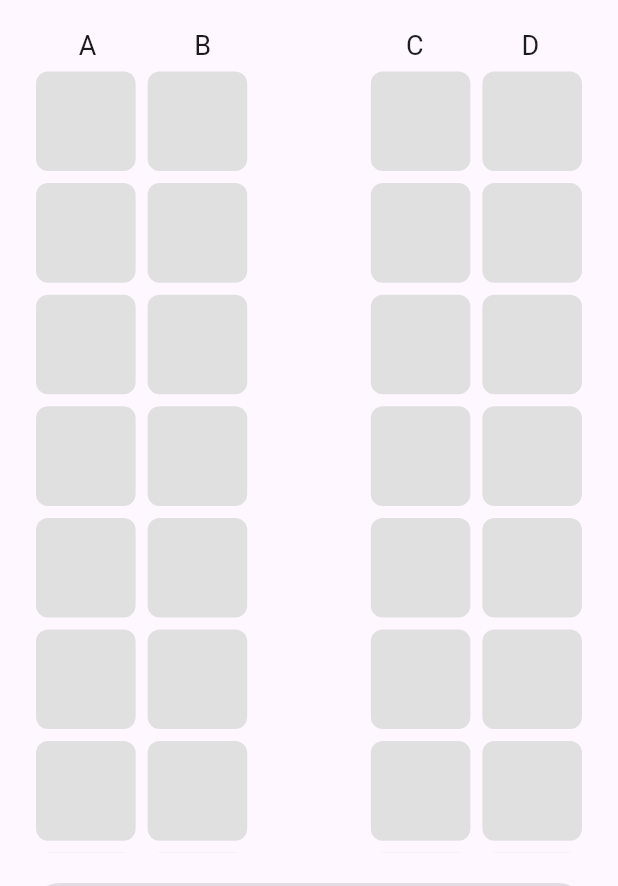
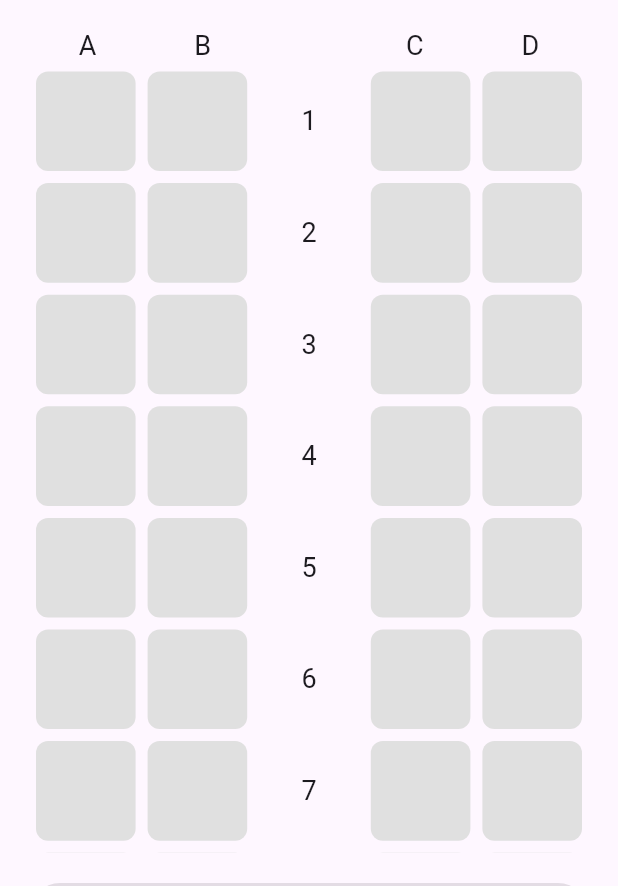
Before and after one commit to oosuhada/train_booking_app, a Flutter app: the SeatPage screen opened directly with empty values, on a phone screen of 412 x 824 dp. Shown: the part 248-1134 px from the top of the screen. Run offline on Flutter 3.47's test engine with Material 3 defaults, Android fonts, the phone set to English and light mode, and no system bars.

Commit message:
edit grid select error

```diff
--- a/lib/seat_page.dart
+++ b/lib/seat_page.dart
@@ -1,5 +1,5 @@
+import 'package:flutter/cupertino.dart';
 import 'package:flutter/material.dart';
-import 'package:flutter/cupertino.dart';
 
 class SeatPage extends StatefulWidget {
   final String departure;
@@ -13,7 +13,7 @@ class SeatPage extends StatefulWidget {
 
 class _SeatPageState extends State<SeatPage> {
   List<List<bool>> seats = List.generate(
-      10, (_) => List.generate(4, (_) => false)); // 10개의 행, 4개의 열(A/B/C/D)
+      20, (_) => List.generate(4, (_) => false)); // 20개의 행, 4개의 열(A/B/C/D)
 
   int? selectedRow;
   int? selectedColumn;
@@ -86,14 +86,15 @@ class _SeatPageState extends State<SeatPage> {
             ),
             SizedBox(height: 20),
 
-            // ABCD 레이블 (A/B 열과 C/D 열 사이에 빈칸)
+            // ABCD 레이블
             Row(
               mainAxisAlignment: MainAxisAlignment.spaceAround,
-              children: ['A', 'B', '', 'C', 'D'] // 가운데에 빈 문자열로 간격 추가 및 열 번호 표시
+              children: ['A', 'B', '', 'C', 'D'] // 가운데에 빈 문자열로 간격 추가
                   .map((label) => Text(label, style: TextStyle(fontSize: 18)))
                   .toList(),
             ),
 
+            // 좌석 그리드
             // 좌석 그리드 (A/B 열과 C/D 열 사이에 열 번호 추가)
             Expanded(
               child: GridView.builder(
@@ -103,10 +104,6 @@ class _SeatPageState extends State<SeatPage> {
                   itemCount: seats.length *
                       (seats[0].length + 1), // 총 아이템 수 (빈 칸 및 열 번호 포함)
                   itemBuilder: (context, index) {
-                    if (index % (seats[0].length + 1) == 2) {
-                      // 가운데 빈 칸 처리
-                      return Container();
-                    }
                     if (index % (seats[0].length + 1) == 2) {
                       // 열 번호 출력
                       int row = index ~/ (seats[0].length + 1) + 1;
@@ -120,7 +117,7 @@ class _SeatPageState extends State<SeatPage> {
                     }
                     int row = index ~/ (seats[0].length + 1);
                     int col = index % (seats[0].length + 1) > 2
-                        ? index % (seats[0].length + 1) - 2
+                        ? index % (seats[0].length + 1) - 1
                         : index % (seats[0].length + 1); // 빈 칸 이후 열 계산
                     return GestureDetector(
                         onTap: () {
```
